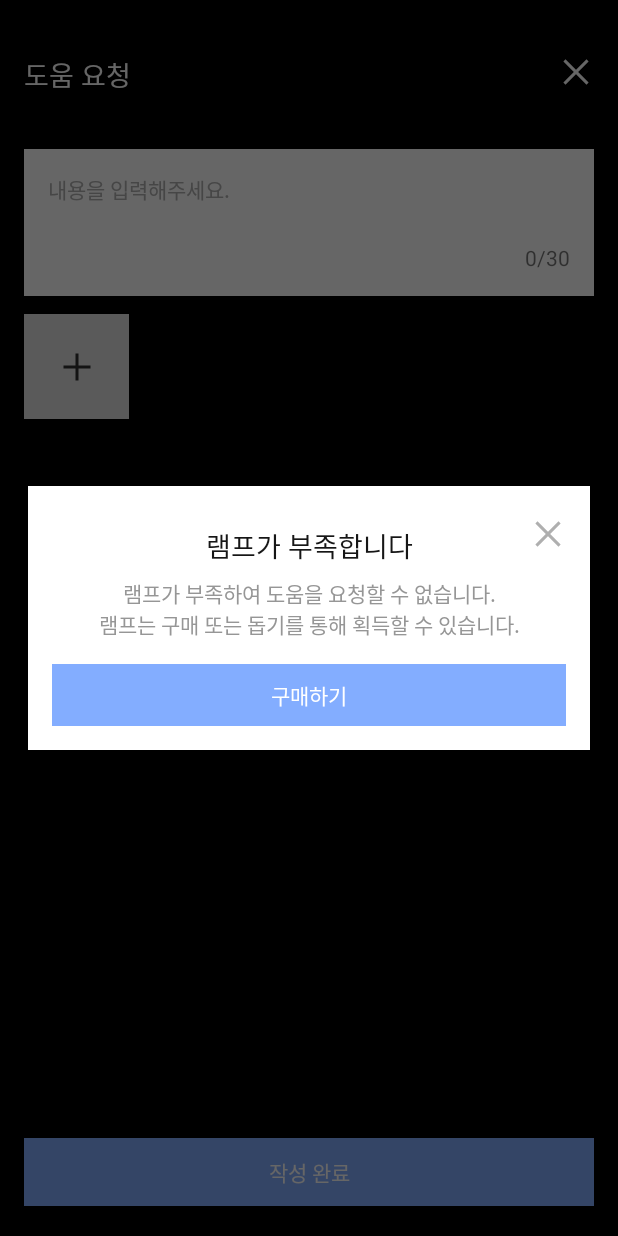
After one commit to KU-Summer-Hackathon/aos, an Android app: the fragment HelpRequestFailDialogFragment placed in its activity, on a phone screen of 412 x 824 dp. The commit adds this screen. Run offline under Robolectric (Android 15) with nearby library versions, the phone set to English and light mode, and no system bars; our stand-ins replace Dagger/Hilt's generated code, Timber, data binding; network calls fail; pictures from the network do not load.

Commit message:
[feat] 램프 없이 도움 요청 시 다이얼로그 구현

```diff
--- a/app/src/main/java/com/yjooooo/doreandroid/data/remote/datasource/HelpDataSource.kt
+++ b/app/src/main/java/com/yjooooo/doreandroid/data/remote/datasource/HelpDataSource.kt
@@ -13,7 +13,7 @@ interface HelpDataSource {
     suspend fun postHelpRequest(
         map: Map<String, @JvmSuppressWildcards RequestBody>,
         images: ArrayList<MultipartBody.Part>
-    ): BaseResponse<String>
+    ): BaseResponse<Boolean>
 
     suspend fun getOneHelp(helpId: Int): BaseResponse<OneHelp>
 
--- a/app/src/main/java/com/yjooooo/doreandroid/data/remote/datasource/HelpDataSourceImpl.kt
+++ b/app/src/main/java/com/yjooooo/doreandroid/data/remote/datasource/HelpDataSourceImpl.kt
@@ -16,7 +16,7 @@ class HelpDataSourceImpl @Inject constructor(
     override suspend fun postHelpRequest(
         map: Map<String, @JvmSuppressWildcards RequestBody>,
         images: ArrayList<MultipartBody.Part>
-    ): BaseResponse<String> =
+    ): BaseResponse<Boolean> =
         helpService.postHelpRequest(map, images)
 
     override suspend fun getOneHelp(helpId: Int): BaseResponse<OneHelp> =
--- a/app/src/main/java/com/yjooooo/doreandroid/data/remote/repository/HelpRepository.kt
+++ b/app/src/main/java/com/yjooooo/doreandroid/data/remote/repository/HelpRepository.kt
@@ -13,7 +13,7 @@ interface HelpRepository {
     suspend fun postHelpRequest(
         map: Map<String, @JvmSuppressWildcards RequestBody>,
         images: ArrayList<MultipartBody.Part>
-    ): Result<BaseResponse<String>>
+    ): Result<BaseResponse<Boolean>>
 
     suspend fun getOneHelp(helpId: Int): Result<BaseResponse<OneHelp>>
 
--- a/app/src/main/java/com/yjooooo/doreandroid/data/remote/repository/HelpRepositoryImpl.kt
+++ b/app/src/main/java/com/yjooooo/doreandroid/data/remote/repository/HelpRepositoryImpl.kt
@@ -18,7 +18,7 @@ class HelpRepositoryImpl @Inject constructor(
     override suspend fun postHelpRequest(
         map: Map<String, @JvmSuppressWildcards RequestBody>,
         images: ArrayList<MultipartBody.Part>
-    ): Result<BaseResponse<String>> =
+    ): Result<BaseResponse<Boolean>> =
         kotlin.runCatching { helpDataSource.postHelpRequest(map, images) }
 
     override suspend fun getOneHelp(helpId: Int): Result<BaseResponse<OneHelp>> =
--- a/app/src/main/java/com/yjooooo/doreandroid/data/remote/service/HelpService.kt
+++ b/app/src/main/java/com/yjooooo/doreandroid/data/remote/service/HelpService.kt
@@ -23,7 +23,7 @@ interface HelpService {
     suspend fun postHelpRequest(
         @PartMap map: Map<String, @JvmSuppressWildcards RequestBody>,
         @Part images: ArrayList<MultipartBody.Part>
-    ): BaseResponse<String>
+    ): BaseResponse<Boolean>
 
     @GET("help/{helpId}")
     suspend fun getOneHelp(
--- a/app/src/main/java/com/yjooooo/doreandroid/presentation/help_request/HelpRequestActivity.kt
+++ b/app/src/main/java/com/yjooooo/doreandroid/presentation/help_request/HelpRequestActivity.kt
@@ -76,6 +76,8 @@ class HelpRequestActivity :
             if (isSuccess) {
                 showToast(getString(R.string.help_request_success))
                 finish()
+            } else {
+                HelpRequestFailDialogFragment().show(supportFragmentManager, this.javaClass.name)
             }
         })
     }
--- /dev/null
+++ b/app/src/main/java/com/yjooooo/doreandroid/presentation/help_request/HelpRequestFailDialogFragment.kt
@@ -0,0 +1,70 @@
+package com.yjooooo.doreandroid.presentation.help_request
+
+import android.os.Bundle
+import android.view.LayoutInflater
+import android.view.View
+import android.view.ViewGroup
+import androidx.databinding.DataBindingUtil
+import androidx.fragment.app.DialogFragment
+import androidx.fragment.app.activityViewModels
+import com.yjooooo.doreandroid.R
+import com.yjooooo.doreandroid.databinding.FragmentHelpRequestFailDialogBinding
+
+class HelpRequestFailDialogFragment : DialogFragment() {
+    private var _binding: FragmentHelpRequestFailDialogBinding? = null
+    val binding get() = _binding ?: error(getString(R.string.binding_error))
+
+    private val helpRequestViewModel by activityViewModels<HelpRequestViewModel>()
+
+    override fun onCreateView(
+        inflater: LayoutInflater,
+        container: ViewGroup?,
+        savedInstanceState: Bundle?,
+    ): View? {
+        _binding = DataBindingUtil.inflate(
+            inflater,
+            R.layout.fragment_help_request_fail_dialog,
+            container,
+            false
+        )
+        return binding.root
+    }
+
+    override fun onViewCreated(view: View, savedInstanceState: Bundle?) {
+        super.onViewCreated(view, savedInstanceState)
+        setLayout()
+        initBuyBtnClickListener()
+        initCloseBtnClickListener()
+    }
+
+    override fun onStart() {
+        super.onStart()
+        setLayout()
+    }
+
+    private fun setLayout() {
+        requireNotNull(dialog).apply {
+            requireNotNull(window).apply {
+                setLayout(
+                    (resources.displayMetrics.widthPixels * 0.91).toInt(),
+                    ViewGroup.LayoutParams.WRAP_CONTENT
+                )
+                setBackgroundDrawableResource(R.drawable.shape_rect_white)
+            }
+        }
+    }
+
+    private fun initBuyBtnClickListener() {
+        binding.btnHelpRequestFailBuy.setOnClickListener {
+            dismiss()
+            helpRequestViewModel.initIsCancelRequest(true)
+        }
+    }
+
+    private fun initCloseBtnClickListener() {
+        binding.btnHelpRequestFailClose.setOnClickListener {
+            dismiss()
+            helpRequestViewModel.initIsCancelRequest(true)
+        }
+    }
+}
--- a/app/src/main/java/com/yjooooo/doreandroid/presentation/help_request/HelpRequestViewModel.kt
+++ b/app/src/main/java/com/yjooooo/doreandroid/presentation/help_request/HelpRequestViewModel.kt
@@ -69,7 +69,7 @@ class HelpRequestViewModel @Inject constructor(
             helpRepository.postHelpRequest(map, images)
                 .onSuccess { response ->
                     Timber.tag("HelpRequest_postHelpRequest").d((response.toString()))
-                    _isSuccessRequest.postValue(Event(true))
+                    _isSuccessRequest.postValue(Event(response.data))
                 }
                 .onFailure {
                     Timber.tag("HelpRequest_postHelpRequest").d((it.message.toString()))
--- /dev/null
+++ b/app/src/main/res/layout/fragment_help_request_fail_dialog.xml
@@ -0,0 +1,76 @@
+<?xml version="1.0" encoding="utf-8"?>
+<layout xmlns:android="http://schemas.android.com/apk/res/android"
+    xmlns:app="http://schemas.android.com/apk/res-auto"
+    xmlns:tools="http://schemas.android.com/tools">
+
+    <data>
+
+    </data>
+
+    <androidx.constraintlayout.widget.ConstraintLayout
+        android:layout_width="match_parent"
+        android:layout_height="wrap_content"
+        tools:context=".presentation.help_request.HelpRequestFailDialogFragment">
+
+        <ImageButton
+            android:id="@+id/btn_help_request_fail_close"
+            android:layout_width="wrap_content"
+            android:layout_height="wrap_content"
+            android:layout_marginTop="10dp"
+            android:layout_marginEnd="6dp"
+            android:background="@android:color/transparent"
+            android:padding="10dp"
+            android:src="@drawable/ic_close_gray"
+            app:layout_constraintEnd_toEndOf="parent"
+            app:layout_constraintTop_toTopOf="parent" />
+
+        <TextView
+            android:id="@+id/tv_help_request_fail_title"
+            android:layout_width="wrap_content"
+            android:layout_height="wrap_content"
+            android:layout_marginTop="26dp"
+            android:fontFamily="@font/spoqa_han_sans_neo_bold"
+            android:text="@string/help_request_fail_title"
+            android:textColor="@color/dore_text_black"
+            android:textSize="18dp"
+            app:layout_constraintEnd_toEndOf="parent"
+            app:layout_constraintStart_toStartOf="parent"
+            app:layout_constraintTop_toTopOf="parent" />
+
+        <TextView
+            android:id="@+id/tv_help_request_fail_content"
+            android:layout_width="wrap_content"
+            android:layout_height="wrap_content"
+            android:layout_marginTop="8dp"
+            android:fontFamily="@font/spoqa_han_sans_neo_medium"
+            android:gravity="center"
+            android:text="@string/help_request_fail_content"
+            android:textColor="@color/dore_gray_6"
+            android:textSize="14dp"
+            app:layout_constraintEnd_toEndOf="parent"
+            app:layout_constraintStart_toStartOf="parent"
+            app:layout_constraintTop_toBottomOf="@id/tv_help_request_fail_title" />
+
+        <androidx.appcompat.widget.AppCompatButton
+            android:id="@+id/btn_help_request_fail_buy"
+            android:layout_width="0dp"
+            android:layout_height="wrap_content"
+            android:layout_marginHorizontal="16dp"
+            android:layout_marginTop="16dp"
+            android:layout_marginBottom="16dp"
+            android:background="@color/dore_blue"
+            android:fontFamily="@font/spoqa_han_sans_neo_medium"
+            android:minHeight="0dp"
+            android:paddingVertical="10dp"
+            android:stateListAnimator="@null"
+            android:text="@string/help_request_fail_buy"
+            android:textColor="@color/dore_white"
+            android:textSize="14dp"
+            app:layout_constraintBottom_toBottomOf="parent"
+            app:layout_constraintEnd_toEndOf="parent"
+            app:layout_constraintStart_toStartOf="parent"
+            app:layout_constraintTop_toBottomOf="@id/tv_help_request_fail_content" />
+
+
+    </androidx.constraintlayout.widget.ConstraintLayout>
+</layout>
--- a/app/src/main/res/values/strings.xml
+++ b/app/src/main/res/values/strings.xml
@@ -42,4 +42,9 @@
     <string name="help_request_sum">%d/30</string>
     <string name="help_request_success">도움 요청 완료!</string>
     <string name="help_do_desc">도움을 제안하면 프로필이 전송됩니다.</string>
+    <!-- TODO: Remove or change this placeholder text -->
+    <string name="hello_blank_fragment">Hello blank fragment</string>
+    <string name="help_request_fail_title">램프가 부족합니다</string>
+    <string name="help_request_fail_content">램프가 부족하여 도움을 요청할 수 없습니다.\n램프는 구매 또는 돕기를 통해 획득할 수 있습니다.</string>
+    <string name="help_request_fail_buy">구매하기</string>
 </resources>
```
